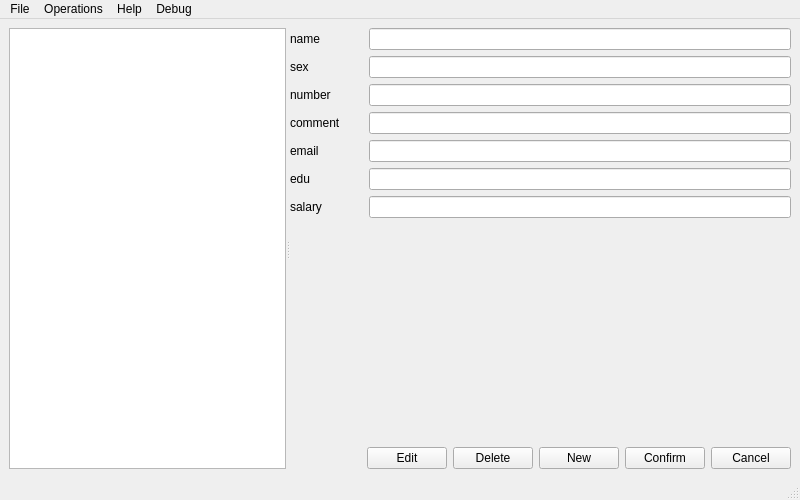
Qt form EmployeesDIR/mainwindow.ui (KeyFac/EmployeesDIR-Qt) before a commit.
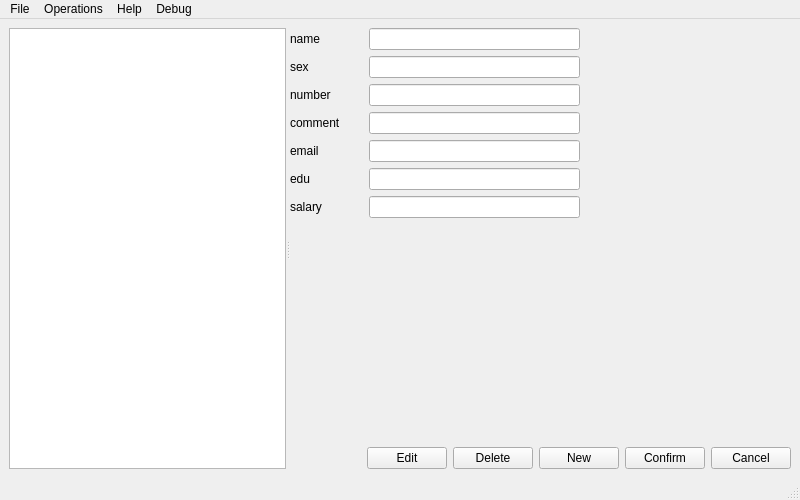
The same form after that commit.

```diff
--- a/EmployeesDIR/mainwindow.ui
+++ b/EmployeesDIR/mainwindow.ui
@@ -69,6 +69,19 @@
             </property>
            </widget>
           </item>
+          <item>
+           <spacer name="row0Spacer">
+            <property name="orientation">
+             <enum>Qt::Orientation::Horizontal</enum>
+            </property>
+            <property name="sizeHint" stdset="0">
+             <size>
+              <width>40</width>
+              <height>20</height>
+             </size>
+            </property>
+           </spacer>
+          </item>
          </layout>
         </item>
         <!-- Row 1: Sex -->
@@ -104,6 +117,19 @@
             </property>
            </widget>
           </item>
+          <item>
+           <spacer name="row1Spacer">
+            <property name="orientation">
+             <enum>Qt::Orientation::Horizontal</enum>
+            </property>
+            <property name="sizeHint" stdset="0">
+             <size>
+              <width>40</width>
+              <height>20</height>
+             </size>
+            </property>
+           </spacer>
+          </item>
          </layout>
         </item>
         <!-- Row 2: Number -->
@@ -139,6 +165,19 @@
             </property>
            </widget>
           </item>
+          <item>
+           <spacer name="row2Spacer">
+            <property name="orientation">
+             <enum>Qt::Orientation::Horizontal</enum>
+            </property>
+            <property name="sizeHint" stdset="0">
+             <size>
+              <width>40</width>
+              <height>20</height>
+             </size>
+            </property>
+           </spacer>
+          </item>
          </layout>
         </item>
         <!-- Row 3: Comment -->
@@ -174,6 +213,19 @@
             </property>
            </widget>
           </item>
+          <item>
+           <spacer name="row3Spacer">
+            <property name="orientation">
+             <enum>Qt::Orientation::Horizontal</enum>
+            </property>
+            <property name="sizeHint" stdset="0">
+             <size>
+              <width>40</width>
+              <height>20</height>
+             </size>
+            </property>
+           </spacer>
+          </item>
          </layout>
         </item>
         <!-- Row 4: Email -->
@@ -209,6 +261,19 @@
             </property>
            </widget>
           </item>
+          <item>
+           <spacer name="row4Spacer">
+            <property name="orientation">
+             <enum>Qt::Orientation::Horizontal</enum>
+            </property>
+            <property name="sizeHint" stdset="0">
+             <size>
+              <width>40</width>
+              <height>20</height>
+             </size>
+            </property>
+           </spacer>
+          </item>
          </layout>
         </item>
         <!-- Row 5: Education -->
@@ -244,6 +309,19 @@
             </property>
            </widget>
           </item>
+          <item>
+           <spacer name="row5Spacer">
+            <property name="orientation">
+             <enum>Qt::Orientation::Horizontal</enum>
+            </property>
+            <property name="sizeHint" stdset="0">
+             <size>
+              <width>40</width>
+              <height>20</height>
+             </size>
+            </property>
+           </spacer>
+          </item>
          </layout>
         </item>
         <!-- Row 6: Salary -->
@@ -279,6 +357,19 @@
             </property>
            </widget>
           </item>
+          <item>
+           <spacer name="row6Spacer">
+            <property name="orientation">
+             <enum>Qt::Orientation::Horizontal</enum>
+            </property>
+            <property name="sizeHint" stdset="0">
+             <size>
+              <width>40</width>
+              <height>20</height>
+             </size>
+            </property>
+           </spacer>
+          </item>
          </layout>
         </item>
         <!-- Stretch -->
```
Left out of the diff: 89 changed lines with no effect on the pictures.
